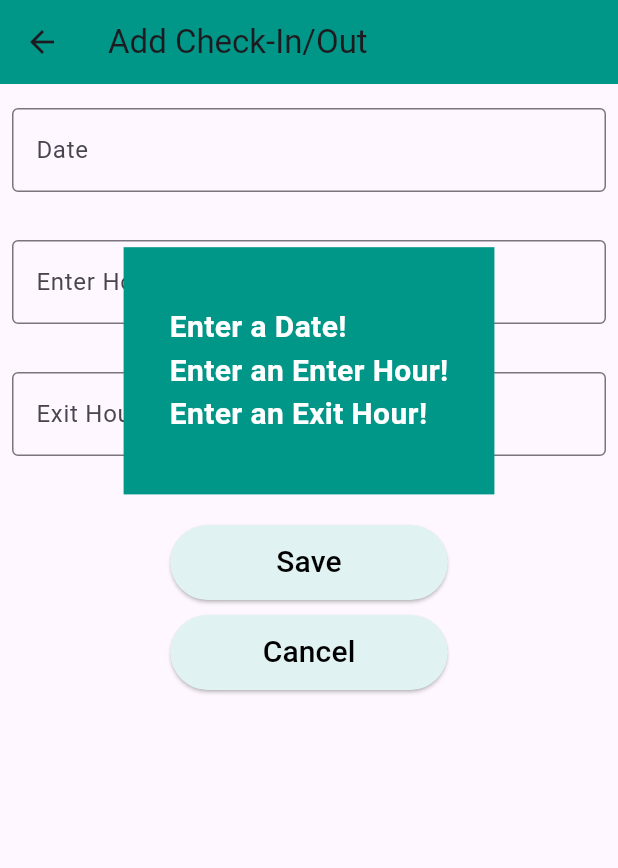
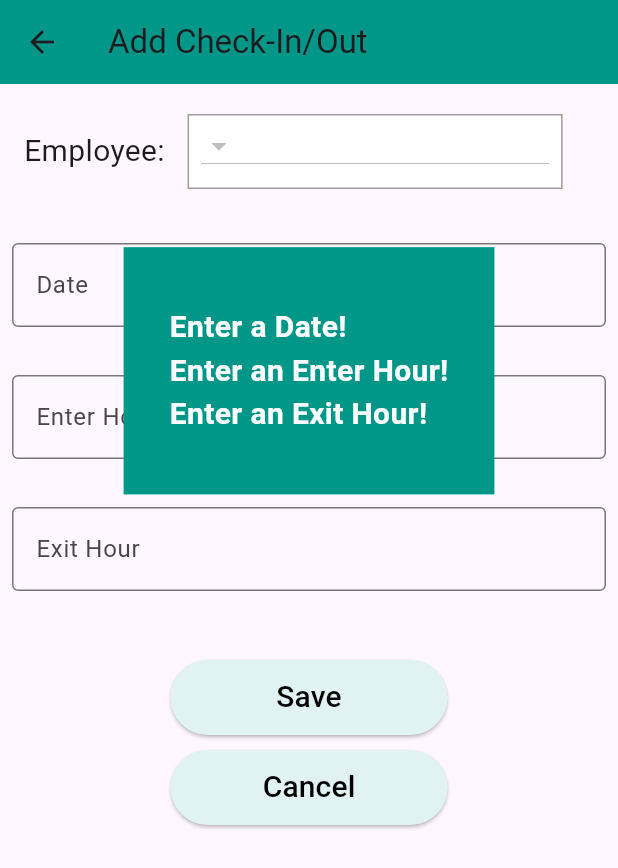
Before and after one commit to ErdemKlc-IUE/mobilApp-Flutter, a Flutter app: the AddCheckInOut screen opened directly, after a tap on "Save", on a phone screen of 412 x 824 dp. Shown: the top 868 px of the screen. Run offline on Flutter 3.47's test engine with Material 3 defaults, Android fonts, the phone set to English and light mode, and no system bars; our stand-ins replace image_picker, sqflite; accounts and stored records are empty.

Commit message:
edit add Check In Out page

```diff
--- a/lib/Screens/addCheckInOut_screen.dart
+++ b/lib/Screens/addCheckInOut_screen.dart
@@ -73,6 +73,57 @@ class _AddCheckInOutState extends State<AddCheckInOut> {
       body: Column(
 
           children: <Widget>[
+            const SizedBox(height:20),
+            Row(
+              children: [
+                const Padding(
+                  padding: EdgeInsets.all(8.0),
+                ),
+                const Text(
+                  'Employee: ',
+                  style: TextStyle(fontSize: 20),
+                ),
+                SizedBox(width: 10.0),
+                Container(
+                  width: 250.0,
+                  height: 50.0,
+
+                  decoration: BoxDecoration(
+                    shape: BoxShape.rectangle,
+                    border: Border.all(color: Colors.grey, width: 1.0),
+                    color: Colors.white,
+                  ),
+                  child: Padding(
+                    padding: EdgeInsets.all(8.0),
+                    child: DropdownButton<String>(
+                      value: selectedChoice,
+                      onChanged: (String? newValue) {
+                        if (newValue != null) {
+                          setState(() {
+                            selectedChoice = newValue;
+                          });
+                        }
+                      },
+                      items: choices.map<DropdownMenuItem<String>>((String value) {
+                        return DropdownMenuItem<String>(
+                          value: value,
+                          child: Text(value),
+                        );
+                      }).toList(),
+                    ),
+
+                  ),
+                )
+              ],
+            ),
+
+            const SizedBox(height:20),
+
+
+
+
+
+
       Padding(
         padding:
         const EdgeInsets.symmetric(horizontal: 8, vertical: 16),
@@ -384,7 +435,7 @@ class _AddCheckInOutState extends State<AddCheckInOut> {
               Check_In_Out_Screen.date = date;
               Check_In_Out_Screen.date = enterHour;
               Check_In_Out_Screen.date = exitHour;
-              Check_In_Out_Screen.addtoList(date, enterHour, exitHour, selectedName)
+              Check_In_Out_Screen.addtoList(date, enterHour, exitHour);
 
               Navigator.pop(context);
 
```
Also changed, not shown: lib/Screens/check_in_out.dart (+4 -6 lines).
